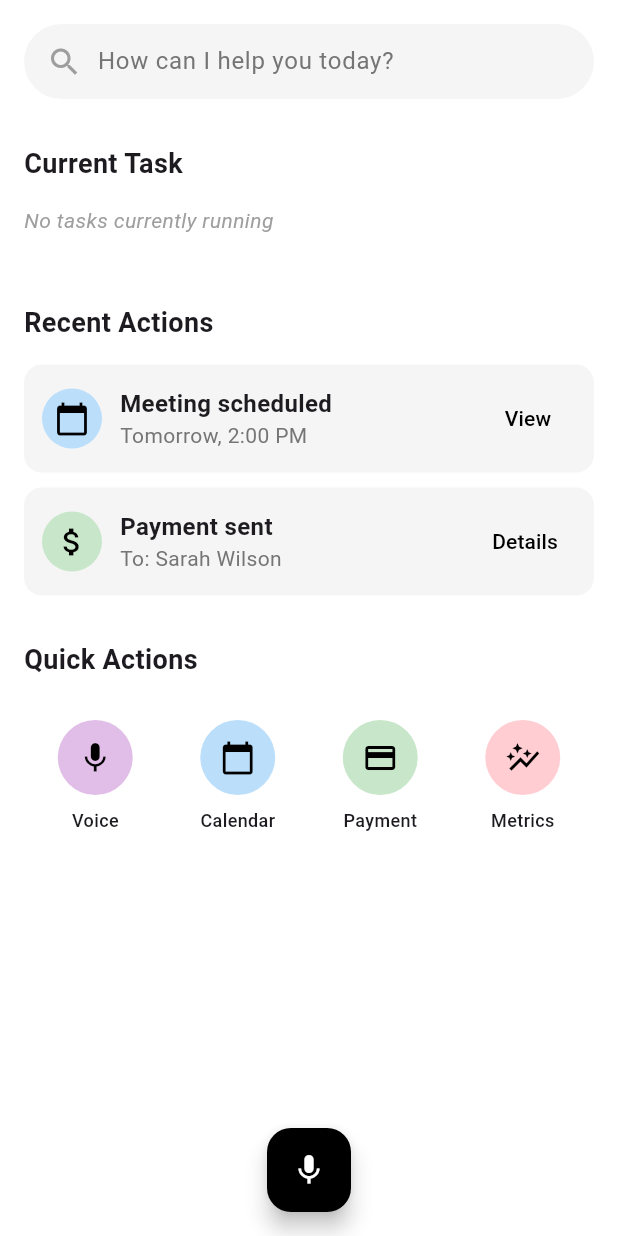
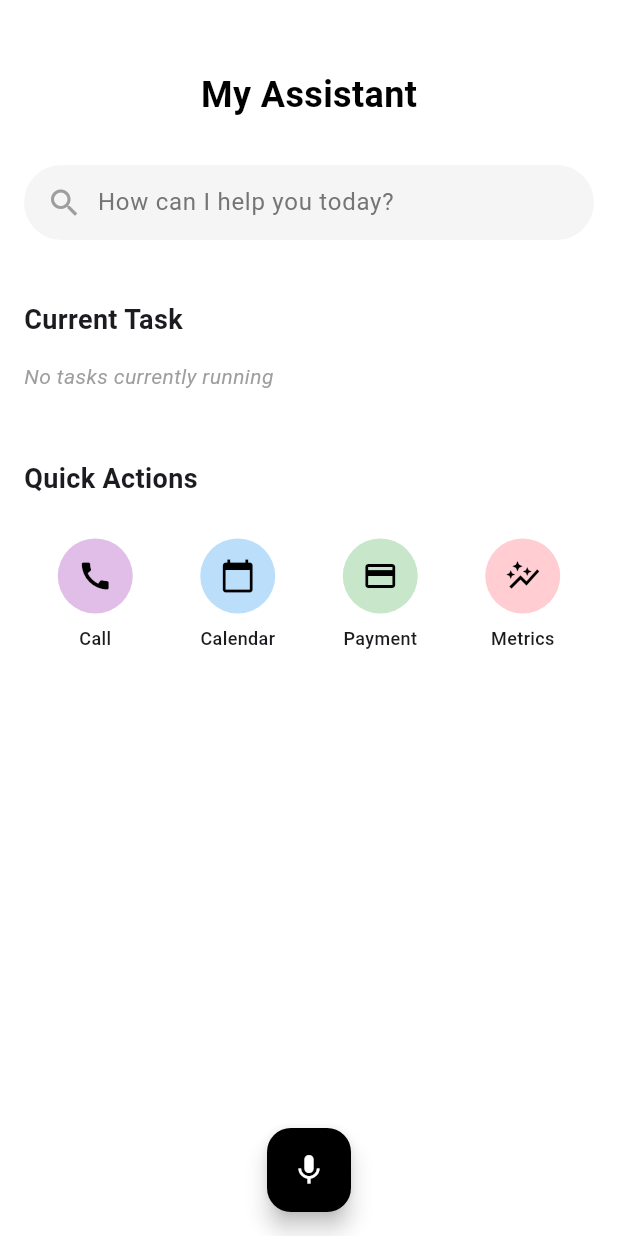
Before and after one commit to swayam-kothekar/ai-assistant, a Flutter app: the screen it shows after launch, on a phone screen of 412 x 824 dp. Run offline on Flutter 3.47's test engine with Material 3 defaults, Android fonts, the phone set to English and light mode, and no system bars; our stand-ins replace battery_plus, connectivity_plus, device_info_plus, flutter_contacts, flutter_tts, permission_handler and 1 more; missing offline and left inert: android_intent_plus.

Commit message:
minor changes in homescreen

```diff
--- a/lib/screens/home_screen.dart
+++ b/lib/screens/home_screen.dart
@@ -1,7 +1,6 @@
 import 'package:flutter/material.dart';
 import 'package:speech_to_text/speech_to_text.dart' as stt;
 import '../widgets/task_item.dart';
-import '../widgets/action_item.dart';
 import '../widgets/quick_action_button.dart';
 import '../services/search_service.dart';
 import './metrics_screen.dart';
@@ -227,6 +226,20 @@ class _HomeScreenState extends State<HomeScreen> {
             child: Column(
               crossAxisAlignment: CrossAxisAlignment.start,
               children: [
+                const SizedBox(height: 30),
+                // Title Bar
+                const Center(
+                  child: Text(
+                    'My Assistant',
+                    style: TextStyle(
+                      fontSize: 24,
+                      fontWeight: FontWeight.bold,
+                      color: Colors.black,
+                    ),
+                  ),
+                ),
+                const SizedBox(height: 30),
+
                 // Search Bar with YouTube integration
                 Container(
                   decoration: BoxDecoration(
@@ -268,7 +281,7 @@ class _HomeScreenState extends State<HomeScreen> {
                     ],
                   ),
                 ),
-                const SizedBox(height: 30),
+                const SizedBox(height: 40),
 
                 // Current Task Section
                 Text(
@@ -305,44 +318,7 @@ class _HomeScreenState extends State<HomeScreen> {
                     );
                   }),
 
-                const SizedBox(height: 30),
-
-                // Recent Actions Section
-                const Text(
-                  'Recent Actions',
-                  style: TextStyle(
-                    fontWeight: FontWeight.bold,
-                    fontSize: 18,
-                  ),
-                ),
-                const SizedBox(height: 15),
-
-                // Meeting Action
-                ActionItem(
-                  icon: Icons.calendar_today,
-                  color: Colors.blue[100]!,
-                  title: 'Meeting scheduled',
-                  subtitle: 'Tomorrow, 2:00 PM',
-                  actionButton: TextButton(
-                    onPressed: () {},
-                    child: const Text('View', style: TextStyle(color: Colors.black)),
-                  ),
-                ),
-                const SizedBox(height: 10),
-
-                // Payment Action
-                ActionItem(
-                  icon: Icons.attach_money,
-                  color: Colors.green[100]!,
-                  title: 'Payment sent',
-                  subtitle: 'To: Sarah Wilson',
-                  actionButton: TextButton(
-                    onPressed: () {},
-                    child: const Text('Details', style: TextStyle(color: Colors.black)),
-                  ),
-                ),
-
-                const SizedBox(height: 30),
+                  const SizedBox(height: 30),
 
                 // Quick Actions Section
                 const Text(
@@ -359,20 +335,28 @@ class _HomeScreenState extends State<HomeScreen> {
                   mainAxisAlignment: MainAxisAlignment.spaceAround,
                   children: [
                     QuickActionButton(
-                      icon: Icons.mic,
+                      icon: Icons.call,
                       color: Colors.purple[100]!,
-                      label: 'Voice',
-                      onTap: _startListening,
+                      label: 'Call',
+                      onTap: () {
+                        // Implement call feature here
+                      },
                     ),
                     QuickActionButton(
                       icon: Icons.calendar_today,
                       color: Colors.blue[100]!,
-                      label: 'Calendar', onTap: () {  },
+                      label: 'Calendar',
+                      onTap: () {
+                        // Implement calendar feature here
+                      },
                     ),
                     QuickActionButton(
                       icon: Icons.credit_card,
                       color: Colors.green[100]!,
-                      label: 'Payment', onTap: () {  },
+                      label: 'Payment',
+                      onTap: () {
+                        // Implement payment feature here
+                      },
                     ),
                     QuickActionButton(
                       icon: Icons.auto_graph,
--- a/pubspec.yaml
+++ b/pubspec.yaml
@@ -44,6 +44,8 @@ dependencies:
   translator: ^0.1.7
   flutter_translate: ^4.0.4
   flutter_contacts: ^1.1.9+2
+  permission_handler: ^11.0.0
+  flutter_tts: ^3.6.3
 
 dev_dependencies:
   flutter_test:
```
Also changed, not shown: lib/services/search_service.dart (+70 -7 lines), pubspec.lock, 3 other files.
